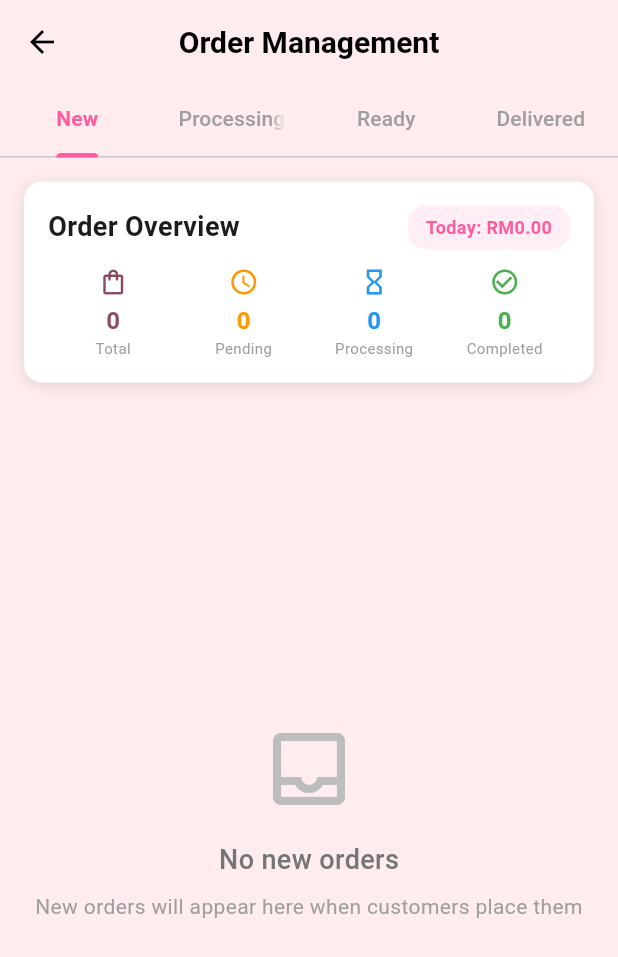
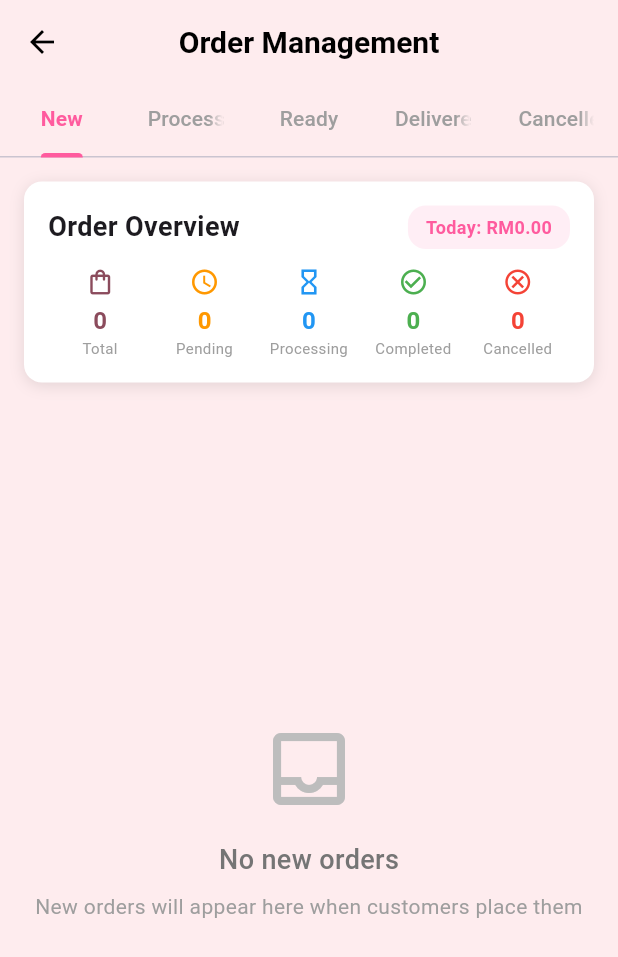
Before and after one commit to farahyusni/SwiftSolvers, a Flutter app: the OrderManagementPage screen opened by its route, on a phone screen of 412 x 824 dp. Shown: the top 957 px of the screen. Run offline on Flutter 3.47's test engine with Material 3 defaults, Android fonts, the phone set to English and light mode, and no system bars; our stand-ins replace cloud_firestore, firebase_auth, firebase_core, image_picker, supabase_flutter; accounts and stored records are empty; network calls fail.

Commit message:
cancel sttatus for seller side

```diff
--- a/lib/views/seller/order_management_page.dart
+++ b/lib/views/seller/order_management_page.dart
@@ -40,7 +40,7 @@ class _OrderManagementPageState extends State<OrderManagementPage>
   @override
   void initState() {
     super.initState();
-    _tabController = TabController(length: 4, vsync: this);
+    _tabController = TabController(length: 5, vsync: this);
   }
 
   @override
@@ -88,6 +88,7 @@ class _OrderManagementPageState extends State<OrderManagementPage>
             Tab(text: 'Processing'),
             Tab(text: 'Ready'),
             Tab(text: 'Delivered'),
+            Tab(text: 'Cancelled'),
           ],
         ),
       ),
@@ -102,6 +103,7 @@ class _OrderManagementPageState extends State<OrderManagementPage>
                 _buildOrderList('processing'),
                 _buildOrderList('ready'),
                 _buildOrderList('delivered'),
+                _buildOrderList('cancelled'),
               ],
             ),
           ),
@@ -208,6 +210,14 @@ class _OrderManagementPageState extends State<OrderManagementPage>
                       '${stats['delivered'] ?? 0}',
                       Icons.check_circle_outline,
                       Colors.green,
+                    ),
+                  ),
+                  Expanded(
+                    child: _buildStatItem(
+                      'Cancelled',
+                      '${stats['cancelled'] ?? 0}',
+                      Icons.cancel_outlined,
+                      Colors.red,
                     ),
                   ),
                 ],
@@ -376,6 +386,11 @@ class _OrderManagementPageState extends State<OrderManagementPage>
         icon = Icons.local_shipping_outlined;
         subtitle = 'Completed orders will appear here';
         break;
+      case 'cancelled':
+        message = 'No cancelled orders';
+        icon = Icons.cancel_outlined;
+        subtitle = 'Orders that were cancelled will appear here';
+        break;
       default:
         message = 'No orders found';
         icon = Icons.shopping_bag_outlined;
@@ -450,6 +465,7 @@ class _OrderManagementPageState extends State<OrderManagementPage>
           if (status == 'pending') _buildActionButtons(orderId),
           if (status == 'processing') _buildProcessingButtons(orderId),
           if (status == 'ready') _buildReadyButtons(orderId),
+          // Cancelled orders won't have any buttons - which is correct
         ],
       ),
     );
@@ -503,6 +519,10 @@ class _OrderManagementPageState extends State<OrderManagementPage>
       case 'delivered':
         color = Colors.purple;
         text = 'DELIVERED';
+        break;
+      case 'cancelled':
+        color = Colors.red;
+        text = 'CANCELLED';
         break;
       default:
         color = Colors.grey;
```
Also changed, not shown: lib/services/order_service.dart (+13 -0 lines), lib/views/buyer/order_tracking_page.dart (+1 -42 lines).
